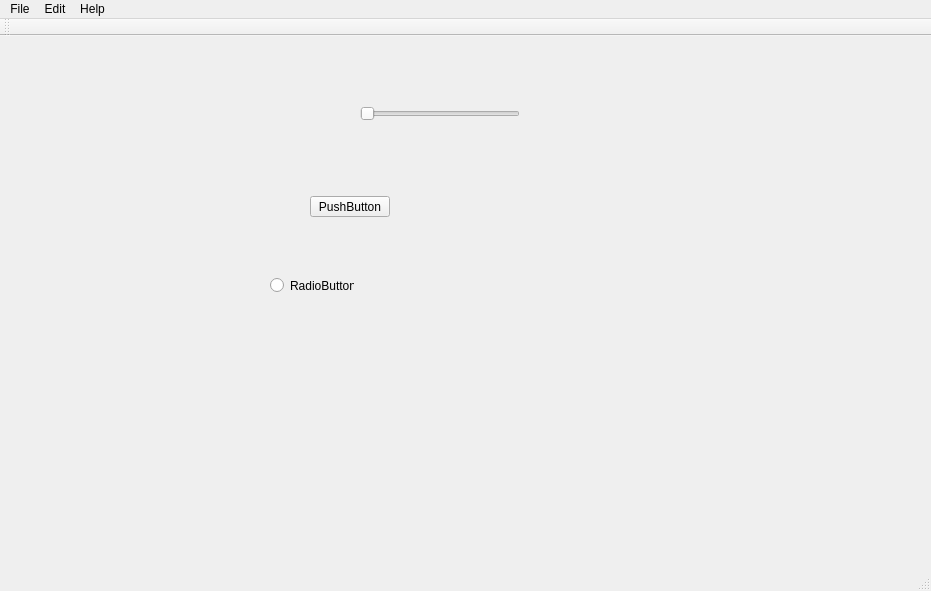
The window that SprintSync/SprintSync.ui (CYB3RPHO3NIX/SprintSync) describes before a commit, drawn with Qt 5.
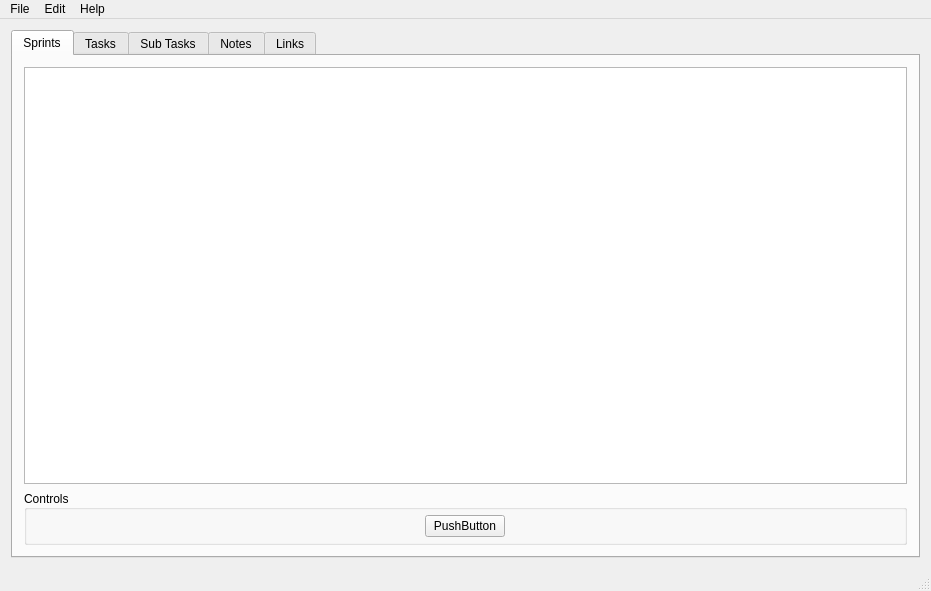
The same window after the commit.

Commit message: Added few controls to Sprints

What changed in the file:
```diff
--- a/SprintSync/SprintSync.ui
+++ b/SprintSync/SprintSync.ui
@@ -14,45 +14,105 @@
    <string>SprintSync</string>
   </property>
   <widget class="QWidget" name="centralWidget">
-   <widget class="QPushButton" name="pushButton">
-    <property name="geometry">
-     <rect>
-      <x>310</x>
-      <y>160</y>
-      <width>80</width>
-      <height>21</height>
-     </rect>
-    </property>
-    <property name="text">
-     <string>PushButton</string>
-    </property>
-   </widget>
-   <widget class="QRadioButton" name="radioButton">
-    <property name="geometry">
-     <rect>
-      <x>270</x>
-      <y>240</y>
-      <width>84</width>
-      <height>19</height>
-     </rect>
-    </property>
-    <property name="text">
-     <string>RadioButton</string>
-    </property>
-   </widget>
-   <widget class="QSlider" name="horizontalSlider">
-    <property name="geometry">
-     <rect>
-      <x>360</x>
-      <y>70</y>
-      <width>160</width>
-      <height>16</height>
-     </rect>
-    </property>
-    <property name="orientation">
-     <enum>Qt::Horizontal</enum>
-    </property>
-   </widget>
+   <layout class="QVBoxLayout" name="verticalLayout_2">
+    <item>
+     <layout class="QVBoxLayout" name="verticalLayout">
+      <item>
+       <widget class="QTabWidget" name="tabWidget">
+        <property name="currentIndex">
+         <number>0</number>
+        </property>
+        <widget class="QWidget" name="TabSprints">
+         <attribute name="title">
+          <string>Sprints</string>
+         </attribute>
+         <layout class="QVBoxLayout" name="verticalLayout_4">
+          <item>
+           <layout class="QVBoxLayout" name="verticalLayout_3">
+            <item>
+             <widget class="QTableView" name="tableView"/>
+            </item>
+            <item>
+             <widget class="QGroupBox" name="GroupBoxSprints">
+              <property name="sizePolicy">
+               <sizepolicy hsizetype="Preferred" vsizetype="Preferred">
+                <horstretch>0</horstretch>
+                <verstretch>0</verstretch>
+               </sizepolicy>
+              </property>
+              <property name="layoutDirection">
+               <enum>Qt::LeftToRight</enum>
+              </property>
+              <property name="title">
+               <string>Controls</string>
+              </property>
+              <property name="alignment">
+               <set>Qt::AlignLeading|Qt::AlignLeft|Qt::AlignVCenter</set>
+              </property>
+              <layout class="QHBoxLayout" name="horizontalLayout">
+               <property name="spacing">
+                <number>5</number>
+               </property>
+               <property name="leftMargin">
+                <number>5</number>
+               </property>
+               <property name="topMargin">
+                <number>5</number>
+               </property>
+               <property name="rightMargin">
+                <number>5</number>
+               </property>
+               <property name="bottomMargin">
+                <number>5</number>
+               </property>
+               <item>
+                <widget class="QPushButton" name="pushButton">
+                 <property name="sizePolicy">
+                  <sizepolicy hsizetype="Fixed" vsizetype="Fixed">
+                   <horstretch>0</horstretch>
+                   <verstretch>0</verstretch>
+                  </sizepolicy>
+                 </property>
+                 <property name="layoutDirection">
+                  <enum>Qt::RightToLeft</enum>
+                 </property>
+                 <property name="text">
+                  <string>PushButton</string>
+                 </property>
+                </widget>
+               </item>
+              </layout>
+             </widget>
+            </item>
+           </layout>
+          </item>
+         </layout>
+        </widget>
+        <widget class="QWidget" name="TabTasks">
+         <attribute name="title">
+          <string>Tasks</string>
+         </attribute>
+        </widget>
+        <widget class="QWidget" name="TabSubTasks">
+         <attribute name="title">
+          <string>Sub Tasks</string>
+         </attribute>
+        </widget>
+        <widget class="QWidget" name="TabNotes">
+         <attribute name="title">
+          <string>Notes</string>
+         </attribute>
+        </widget>
+        <widget class="QWidget" name="TabLinks">
+         <attribute name="title">
+          <string>Links</string>
+         </attribute>
+        </widget>
+       </widget>
+      </item>
+     </layout>
+    </item>
+   </layout>
   </widget>
   <widget class="QMenuBar" name="menuBar">
    <property name="geometry">
@@ -82,14 +142,6 @@
    <addaction name="menuEdit"/>
    <addaction name="menuHelp"/>
   </widget>
-  <widget class="QToolBar" name="mainToolBar">
-   <attribute name="toolBarArea">
-    <enum>TopToolBarArea</enum>
-   </attribute>
-   <attribute name="toolBarBreak">
-    <bool>false</bool>
-   </attribute>
-  </widget>
   <widget class="QStatusBar" name="statusBar"/>
  </widget>
  <layoutdefault spacing="6" margin="11"/>
```
Left out of the diff: 31 changed lines with no effect on the pictures. The commit also changes 1 other file.
